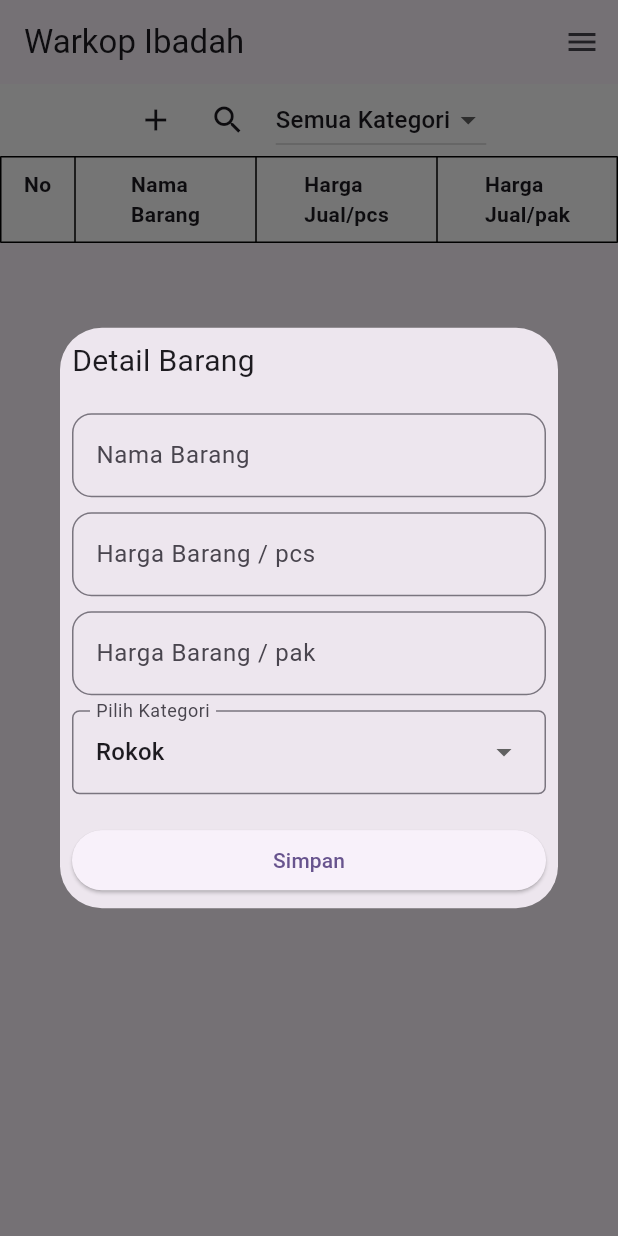
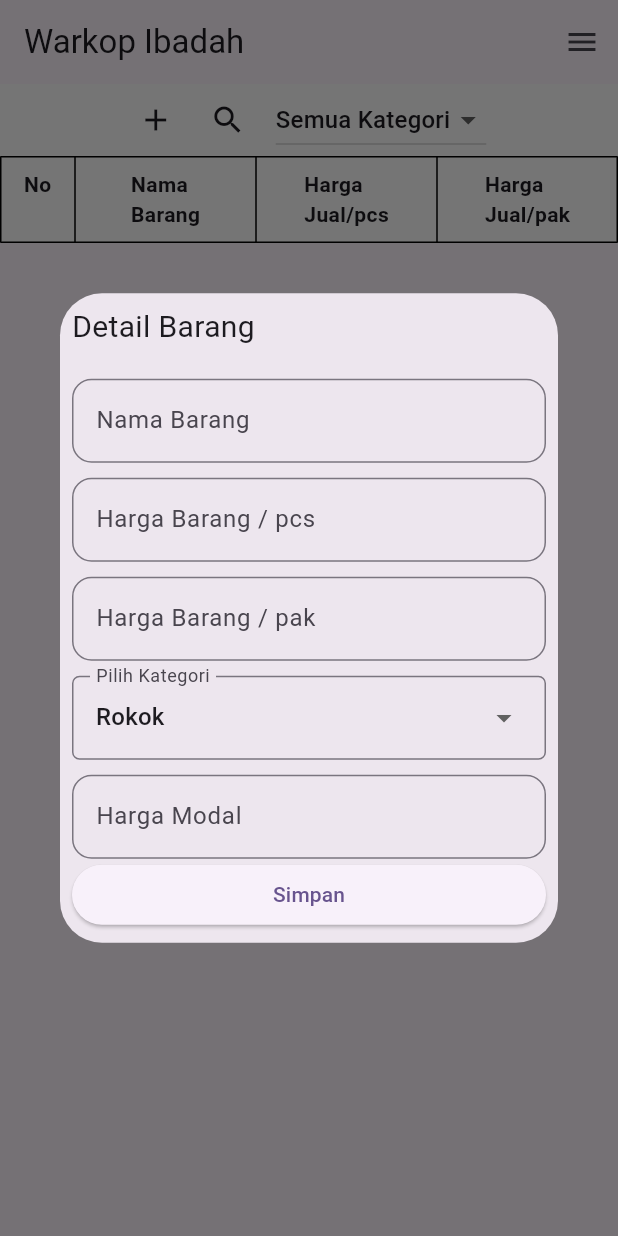
Before and after one commit to ibnumalikmudzopar/warkopibadah, a Flutter app: the screen it shows after launch, after a tap on the "add" icon, on a phone screen of 412 x 824 dp. Run offline on Flutter 3.47's test engine with Material 3 defaults, Android fonts, the phone set to English and light mode, and no system bars; our stand-ins replace cloud_firestore, firebase_core, flutter_slidable; accounts and stored records are empty.

Commit message:
SECOND COMMIT

```diff
--- a/lib/home.dart
+++ b/lib/home.dart
@@ -1,5 +1,6 @@
 import 'package:cloud_firestore/cloud_firestore.dart'; // Package untuk Firebase Firestore
 import 'package:flutter/material.dart'; // Package dasar dari Flutter
+import 'package:flutter/widgets.dart';
 import 'item.dart'; // File dengan definisi kelas Item
 import 'package:flutter_slidable/flutter_slidable.dart'; // Package untuk item slideable
 import 'reusablecode.dart';
@@ -23,6 +24,8 @@ class Home extends StatefulWidget {
 class _HomeState extends State<Home> {
   List<Item> barangItems = []; // Daftar barang
   String selectedKategori = 'Semua Kategori';
+  TextEditingController searchController = TextEditingController();
+  bool isSearching = false;
 
 /*
 -------------------------------------------------------------------------------------------------------------
@@ -55,6 +58,7 @@ class _HomeState extends State<Home> {
         hargapcs: item['hargapcs'],
         hargapak: item['hargapak'],
         kategori: item['kategori'],
+        modal: item['modal'],
       ),
     ).toList();
 
@@ -64,15 +68,29 @@ class _HomeState extends State<Home> {
   }
 
   // Metode untuk memfilter item berdasarkan kategori
+  // List<Item> getFilteredItems() {
+  //   if (selectedKategori == 'Semua Kategori') {
+  //     return barangItems; // Jika kategori tidak dipilih, tampilkan semua item
+  //   }
+  //   // if (selectedKategori == 'Lainnya') {
+  //   //   return barangItems.where((item) => !kategoriList.contains(item.kategori)).toList();
+  //   // }
+  //   return barangItems.where((item) => item.kategori == selectedKategori).toList();
+  // }
+
   List<Item> getFilteredItems() {
-    if (selectedKategori == 'Semua Kategori') {
-      return barangItems; // Jika kategori tidak dipilih, tampilkan semua item
-    }
-    if (selectedKategori == 'Lainnya') {
-      return barangItems.where((item) => !kategoriList.contains(item.kategori)).toList();
-    }
-    return barangItems.where((item) => item.kategori == selectedKategori).toList();
+  List<Item> items = barangItems;
+  if (selectedKategori != 'Semua Kategori') {
+    items = items.where((item) => item.kategori == selectedKategori).toList();
   }
+  if (searchController.text.isNotEmpty) {
+    items = items.where((item) =>
+      item.name.toLowerCase().contains(searchController.text.toLowerCase())
+    ).toList();
+  }
+  return items;
+}
+
 
   // Metode untuk mengurutkan barangItems berdasarkan nama barang
   void sortItemsByName() {
@@ -92,9 +110,8 @@ class _HomeState extends State<Home> {
     // Panggil metode untuk mengurutkan barangItems sebelum membangun tampilan
     sortItemsByName();
     List<Item> filteredItems = getFilteredItems(); // Dapatkan item yang sudah difilter
-    int no = 1;
     return Scaffold(
-      appBar: MyAppBar(title: 'Warkop Ibadah'),
+      appBar: const MyAppBar(title: 'Warkop Ibadah'),
       body: CustomScrollView(
         slivers: <Widget>[
           SliverAppBar(
@@ -104,13 +121,23 @@ class _HomeState extends State<Home> {
               child: Row(
                 mainAxisAlignment: MainAxisAlignment.center,
                 children: [
-                  IconButton(onPressed: showAddDialog, icon: Icon(Icons.add)),
-                  IconButton(onPressed: (){}, icon: Icon(Icons.search)),
+                  IconButton(onPressed: showAddDialog, icon: const Icon(Icons.add)),
+                  IconButton(
+                    onPressed: (){
+                      setState(() {
+                        isSearching = !isSearching;
+                        if (!isSearching) {
+                        searchController.clear(); // Clear search input when closing search
+                      }
+                      });
+                    },
+                    icon: Icon(isSearching ? Icons.close : Icons.search),
+                  ),
                   Padding(
-                    padding: EdgeInsets.all(8.0),
+                    padding: const EdgeInsets.all(8.0),
                     child: DropdownButton<String>(
                       value: selectedKategori,
-                      hint: Text('Pilih Kategori'),
+                      hint: const Text('Pilih Kategori'),
                       items: kategoriList.map<DropdownMenuItem<String>>((String kategori) {
                           return DropdownMenuItem<String>(
                             value: kategori,
@@ -127,13 +154,34 @@ class _HomeState extends State<Home> {
                 ],
               ),
             ),
-            bottom: PreferredSize(preferredSize: Size.fromHeight(50),
+            bottom: PreferredSize(preferredSize: const Size.fromHeight(50),
               child: Container(
                 alignment: Alignment.center,
                 child: Column(
                   children: [
+                    if(isSearching)
+                    SingleChildScrollView(
+                      child: TextField(
+                        controller: searchController,
+                        decoration: InputDecoration(
+                          hintText: 'Cari barang...',
+                          border: OutlineInputBorder(
+                            borderRadius: BorderRadius.circular(8.0),
+                          ),
+                          // suffixIcon: IconButton(
+                          //   onPressed: (){
+                          //     isSearching = false;
+                          //     searchController.clear();
+                          // }, icon: Icon(Icons.waves))
+                        ),
+                        onChanged: (value) {
+                          setState(() {});
+                        },
+                      ),
+                    ),
+                    if(!isSearching)
                     Table(
-                      columnWidths: {
+                      columnWidths: const {
                         0: FixedColumnWidth(50.0), // Kolom "No" dengan lebar tetap 50 piksel
                         1: FlexColumnWidth(1.0),
                       },
@@ -142,25 +190,25 @@ class _HomeState extends State<Home> {
                         TableRow(
                           children: [
                             TableCell(child: Center(
-                              child: Padding(padding: EdgeInsets.all(9.0),
+                              child: Padding(padding: const EdgeInsets.all(9.0),
                               child: Text("No", style: fontbold,),),
                             )),
                             TableCell(child: Center(
-                              child: Padding(padding: EdgeInsets.all(9.0),
+                              child: Padding(padding: const EdgeInsets.all(9.0),
                               child: Text("Nama\nBarang", style: fontbold,),),
                             )),
                             TableCell(child: Center(
-                              child: Padding(padding: EdgeInsets.all(9.0),
+                              child: Padding(padding: const EdgeInsets.all(9.0),
                               child: Text("Harga\nJual/pcs", style: fontbold,),),
                             )),
                             TableCell(child: Center(
-                              child: Padding(padding: EdgeInsets.all(9.0),
+                              child: Padding(padding: const EdgeInsets.all(9.0),
                               child: Text("Harga\nJual/pak", style: fontbold,),),
                             )),
                           ]
                         )
                       ],
-                    )
+                    ),
                   ],
                 ),
               )),
@@ -170,7 +218,7 @@ class _HomeState extends State<Home> {
               var item = filteredItems[index];
               return Slidable(
                 endActionPane:
-                ActionPane(motion: ScrollMotion(),
+                ActionPane(motion: const ScrollMotion(),
                 children: [
                   SlidableAction(onPressed: (context){
                       deleteItem(item.id);
@@ -181,18 +229,25 @@ class _HomeState extends State<Home> {
                   ),
                   SlidableAction(
                         onPressed: (context) {
-                          showUpdateDialog(item.id, item.name, item.hargapcs, item.hargapak, item.kategori ?? '');
+                          showUpdateDialog(item.id, item.name, item.hargapcs, item.hargapak, item.kategori??'', item.modal ?? '');
                         },
                         backgroundColor: Colors.yellow,
                         foregroundColor: Colors.white,
                         icon: Icons.edit,
                         // label: 'Edit',
-                        spacing: 8,
-                      ),
+                        // spacing: 8,
+                  ),
+                  SlidableAction(
+                    onPressed: null,
+                    backgroundColor: Colors.blue,
+                    foregroundColor: Colors.white,
+                    label: 'M: ${item.modal}',
+                    spacing: 8,
+                  )
                 ]
                 ),
                 child: Table(
-                  columnWidths: {
+                  columnWidths: const {
                         0: FixedColumnWidth(50.0), // Kolom "No" dengan lebar tetap 50 piksel
                         1: FlexColumnWidth(1.0),
                       },
@@ -200,10 +255,10 @@ class _HomeState extends State<Home> {
                   children: [
                     TableRow(
                       children: [
-                        TableCell(child: Center(child: Padding(padding: EdgeInsets.all(7.0), child: Text((no++).toString()),),)),
-                        TableCell(child: Center(child: Padding(padding: EdgeInsets.all(7.0), child: Text(item.name),),)),
-                        TableCell(child: Center(child: Padding(padding: EdgeInsets.all(7.0), child: Text(item.hargapcs),),)),
-                        TableCell(child: Center(child: Padding(padding: EdgeInsets.all(7.0), child: Text(item.hargapak),),)),
+                        TableCell(child: Center(child: Padding(padding: const EdgeInsets.all(7.0), child: Text((index + 1).toString()),),)),
+                        TableCell(child: Center(child: Padding(padding: const EdgeInsets.all(7.0), child: Text(item.name),),)),
+                        TableCell(child: Center(child: Padding(padding: const EdgeInsets.all(7.0), child: Text(item.hargapcs),),)),
+                        TableCell(child: Center(child: Padding(padding: const EdgeInsets.all(7.0), child: Text(item.hargapak),),)),
                       ],
                     ),
                   ],
@@ -227,6 +282,7 @@ class _HomeState extends State<Home> {
   var nameController = TextEditingController();
   var hargapcsController = TextEditingController();
   var hargapakController = TextEditingController();
+  var modalController = TextEditingController();
 
   var _currencies = [
     "Rokok",
@@ -247,13 +303,13 @@ class _HomeState extends State<Home> {
         builder: (context, setState) {
           return Dialog(
             child: Padding(
-              padding: EdgeInsets.all(8.0),
+              padding: const EdgeInsets.all(8.0),
               child: Column(
                 mainAxisSize: MainAxisSize.min,
                 crossAxisAlignment: CrossAxisAlignment.stretch,
                 children: [
-                  Text('Detail Barang', style: TextStyle(fontSize: 20)),
-                  SizedBox(height: 20),
+                  const Text('Detail Barang', style: TextStyle(fontSize: 20)),
+                  const SizedBox(height: 20),
                   TextField(
                     controller: nameController,
                     decoration: InputDecoration(
@@ -263,7 +319,7 @@ class _HomeState extends State<Home> {
                       labelText: 'Nama Barang',
                     ),
                   ),
-                  SizedBox(height: 10),
+                  const SizedBox(height: 10),
                   TextField(
                     controller: hargapcsController,
                     decoration: InputDecoration(
@@ -273,7 +329,7 @@ class _HomeState extends State<Home> {
                       labelText: 'Harga Barang / pcs',
                     ),
                   ),
-                  SizedBox(height: 10),
+                  const SizedBox(height: 10),
                   TextField(
                     controller: hargapakController,
                     decoration: InputDecoration(
@@ -283,7 +339,7 @@ class _HomeState extends State<Home> {
                       labelText: 'Harga Barang / pak',
                     ),
                   ),
-                  SizedBox(height: 10),
+                  const SizedBox(height: 10),
                   FormField<String>(
                     builder: (FormFieldState<String> state) {
                       return InputDecorator(
@@ -315,17 +371,27 @@ class _HomeState extends State<Home> {
                       );
                     },
                   ),
-                  SizedBox(height: 20),
+                  const SizedBox(height: 10),
+                  TextField(
+                    controller: modalController,
+                    decoration: InputDecoration(
+                      border: OutlineInputBorder(
+                        borderRadius: BorderRadius.circular(13.0),
+                      ),
+                      labelText: 'Harga Modal',
+                    ),
+                  ),
                   ElevatedButton(
                     onPressed: () {
                       // Implementasi logika tambah barang disini
                       var name = nameController.text.trim();
                       var hargapcs = hargapcsController.text.trim();
                       var hargapak = hargapakController.text.trim();
-                      addItem(name, hargapcs, hargapak, _currentSelectedKategori);
+                      var modal = modalController.text.trim();
+                      addItem(name, hargapcs, hargapak, _currentSelectedKategori, modal);
                       Navigator.of(context).pop(); // Tutup dialog setelah tambah barang
                     },
-                    child: Text('Simpan'),
+                    child: const Text('Simpan'),
                   ),
                 ],
               ),
@@ -338,10 +404,11 @@ class _HomeState extends State<Home> {
 }
 
   // Metode untuk menampilkan dialog pembaruan barang
-showUpdateDialog(String id, String currentName, String currentHargapcs, String currentHargapak, String currentKategori) {
+showUpdateDialog(String id, String currentName, String currentHargapcs, String currentHargapak, String currentKategori, String currentModal) {
   var nameController = TextEditingController(text: currentName);
   var hargapcsController = TextEditingController(text: currentHargapcs);
   var hargapakController = TextEditingController(text: currentHargapak);
+  var modalController = TextEditingController(text: currentModal);
   String _currentSelectedValue = currentKategori; // Inisialisasi kategori dengan nilai saat ini
 
   showDialog(context: context, builder: (context) {
@@ -352,15 +419,15 @@ showUpdateDialog(String id, String currentName, String currentHargapcs, String c
           mainAxisSize: MainAxisSize.min,
           crossAxisAlignment: CrossAxisAlignment.start,
           children: [
-            Text('Item Detail'),
-            TextField(controller: nameController, decoration: InputDecoration(labelText: 'Nama Barang')),
-            TextField(controller: hargapcsController, decoration: InputDecoration(labelText: 'Harga Barang / pcs')),
-            TextField(controller: hargapakController, decoration: InputDecoration(labelText: 'Harga Barang / pak')),
-            SizedBox(height: 10),
+            const Text('Item Detail'),
+            TextField(controller: nameController, decoration: const InputDecoration(labelText: 'Nama Barang')),
+            TextField(controller: hargapcsController, decoration: const InputDecoration(labelText: 'Harga Barang / pcs')),
+            TextField(controller: hargapakController, decoration: const InputDecoration(labelText: 'Harga Barang / pak')),
+            const SizedBox(height: 10),
             FormField<String>(
               builder: (FormFieldState<String> state) {
                 return InputDecorator(
-                  decoration: InputDecoration(
+                  decoration: const InputDecoration(
                     labelText: 'Kategori',
                     border: OutlineInputBorder(),
                   ),
@@ -386,7 +453,8 @@ showUpdateDialog(String id, String currentName, String currentHargapcs, String c
                 );
               },
             ),
-            SizedBox(height: 10),
+            TextField(controller: modalController, decoration: const InputDecoration(labelText: 'Modal')),
+            const SizedBox(height: 10),
             Align(
               alignment: Alignment.centerRight,
               child: ElevatedButton(
@@ -394,12 +462,13 @@ showUpdateDialog(String id, String currentName, String currentHargapcs, String c
                   var name = nameController.text.trim();
                   var hargapcs = hargapcsController.text.trim();
                   var hargapak = hargapakController.text.trim();
-                  var kategori = _currentSelectedValue; // Ambil kategori yang dipilih dari dropdown
+                  var kategori = _currentSelectedValue;
+                  var modal = modalController.text.trim(); // Ambil kategori yang dipilih dari dropdown
 
-                  updateItem(id, name, hargapcs, hargapak, kategori); // Memperbarui data barang
+                  updateItem(id, name, hargapcs, hargapak, kategori, modal); // Memperbarui data barang
                   Navigator.pop(context); // Menutup dialog setelah memperbarui barang
                 },
-                child: Text('Update Data'),
+                child: const Text('Update Data'),
               ),
             ),
           ],
@@ -410,19 +479,20 @@ showUpdateDialog(String id, String currentName, String currentHargapcs, String c
 }
 
 // Metode untuk menambahkan barang baru ke Firestore
-addItem(String name, String hargapcs, String hargapak, String kategori) {
-    var item = Item(id: 'id', name: name, hargapcs: hargapcs, hargapak: hargapak, kategori: kategori);
+addItem(String name, String hargapcs, String hargapak, String kategori, String modal) {
+    var item = Item(id: 'id', name: name, hargapcs: hargapcs, hargapak: hargapak, kategori: kategori, modal: modal);
     FirebaseFirestore.instance.collection(COLLECTION_NAME).add(item.toJson());
   }
 
 // Metode untuk memperbarui data barang di Firestore
-  updateItem(String id, String name, String hargapcs, String hargapak,  String kategori) {
+  updateItem(String id, String name, String hargapcs, String hargapak,  String kategori, String modal) {
     FirebaseFirestore.instance.collection(COLLECTION_NAME).doc(id).update(
         {
           "name": name,
           "hargapcs": hargapcs,
           "hargapak": hargapak,
           "kategori": kategori,
+          "modal": modal,
         }
     );
   }
--- a/lib/item.dart
+++ b/lib/item.dart
@@ -13,6 +13,7 @@ class Item {
     String hargapcs; // Harga barang
     String hargapak; // Harga barang
     String? kategori; // Jenis barang (opsional)
+    String? modal; // Jenis barang (opsional)
 
     // Konstruktor Item
     Item({
@@ -21,6 +22,7 @@ class Item {
         required this.hargapcs, // Harga wajib diisi
         required this.hargapak,
         this.kategori, // Jenis boleh kosong
+        this.modal, // Jenis boleh kosong
     });
 
     // Factory method untuk membuat objek Item dari JSON
@@ -30,6 +32,7 @@ class Item {
         kategori: json["kategori"],
         hargapcs: json["hargapcs"],
         hargapak: json["hargapak"],
+        modal: json["modal"],
     );
 
     // Method untuk mengubah objek Item menjadi JSON
@@ -39,5 +42,6 @@ class Item {
         "kategori": kategori,
         "hargapcs": hargapcs,
         "hargapak": hargapak,
+        "modal": modal,
     };
 }
--- a/lib/main.dart
+++ b/lib/main.dart
@@ -12,6 +12,7 @@ void main() async {
 );
 
   // Jalankan aplikasi Flutter
+  // ignore: prefer_const_constructors
   runApp(MyApp());
 }
 
--- a/pubspec.yaml
+++ b/pubspec.yaml
@@ -38,6 +38,7 @@ dependencies:
   firebase_core: ^3.1.0
   cloud_firestore: ^5.0.1
   flutter_slidable: ^3.1.0
+  firebase_auth: ^5.1.1
 
 dev_dependencies:
   flutter_test:
```
Also changed, not shown: pubspec.lock, 3 other files.
